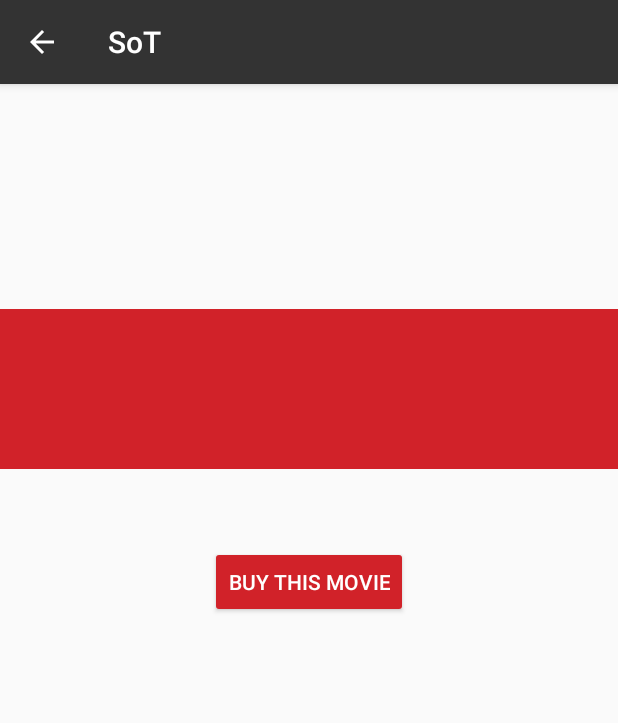
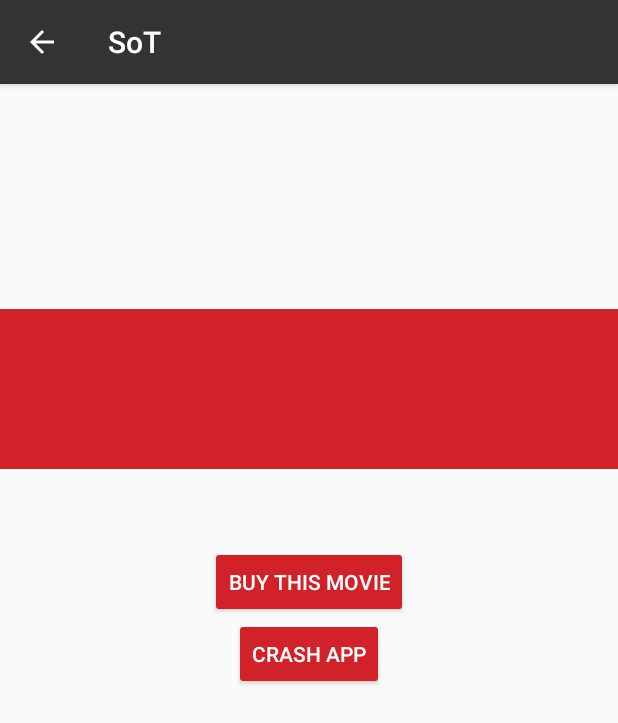
Before and after one commit to TheRealAgentK/SummerOfTech-Android-2018, an Android app: the DetailActivity screen opened directly, with no data from a screen before it, on a phone screen of 412 x 824 dp. Shown: the top 723 px of the screen. Run offline under Robolectric (Android 15) with nearby library versions, the phone set to English and light mode, and no system bars; our stand-ins replace Picasso, data binding; libraries missing offline, so code that uses them is left out: com.crashlytics.android; pictures from the network do not load; 5 statements that could not run were skipped.

Commit message:
Step FC 2: Creating a button to trigger an artificial crash.

```diff
--- a/app/src/main/kotlin/ventegocreative/co/nz/sot/detail/DetailViewModel.kt
+++ b/app/src/main/kotlin/ventegocreative/co/nz/sot/detail/DetailViewModel.kt
@@ -9,6 +9,7 @@ import com.squareup.picasso.Picasso
 import ventegocreative.co.nz.sot.R
 import ventegocreative.co.nz.sot.data.models.Film
 import android.os.Bundle
+import com.crashlytics.android.Crashlytics
 import com.google.firebase.analytics.FirebaseAnalytics
 import java.util.*
 
@@ -40,6 +41,10 @@ class DetailViewModel(private val context: Context, private val film: Film) {
 		Log.i(DetailViewModel::class.java.simpleName, "Purchased: " + getTitle())
 	}
 
+	fun onClickCrash() {
+		Crashlytics.getInstance().crash()
+	}
+
 	private fun rand(from: Int, to: Int) : Int {
 		val random = Random()
 		return random.nextInt(to - from) + from
--- a/app/src/main/res/layout/activity_detail.xml
+++ b/app/src/main/res/layout/activity_detail.xml
@@ -101,6 +101,19 @@
 				tools:text="Click button to buy this movie"
 				/>
 
+			<Button
+				android:id="@+id/crasbutton"
+				style='@style/Widget.AppCompat.Button.Colored'
+				android:layout_width="wrap_content"
+				android:layout_height="wrap_content"
+				android:text="Crash App"
+				app:layout_constraintEnd_toEndOf="parent"
+				app:layout_constraintStart_toStartOf="parent"
+				app:layout_constraintTop_toBottomOf="@id/buybutton"
+				android:onClick="@{() -> model.onClickCrash()}"
+				tools:text="Click button to crash the app as a demo"
+				/>
+
 
 		</android.support.constraint.ConstraintLayout>
 
```
